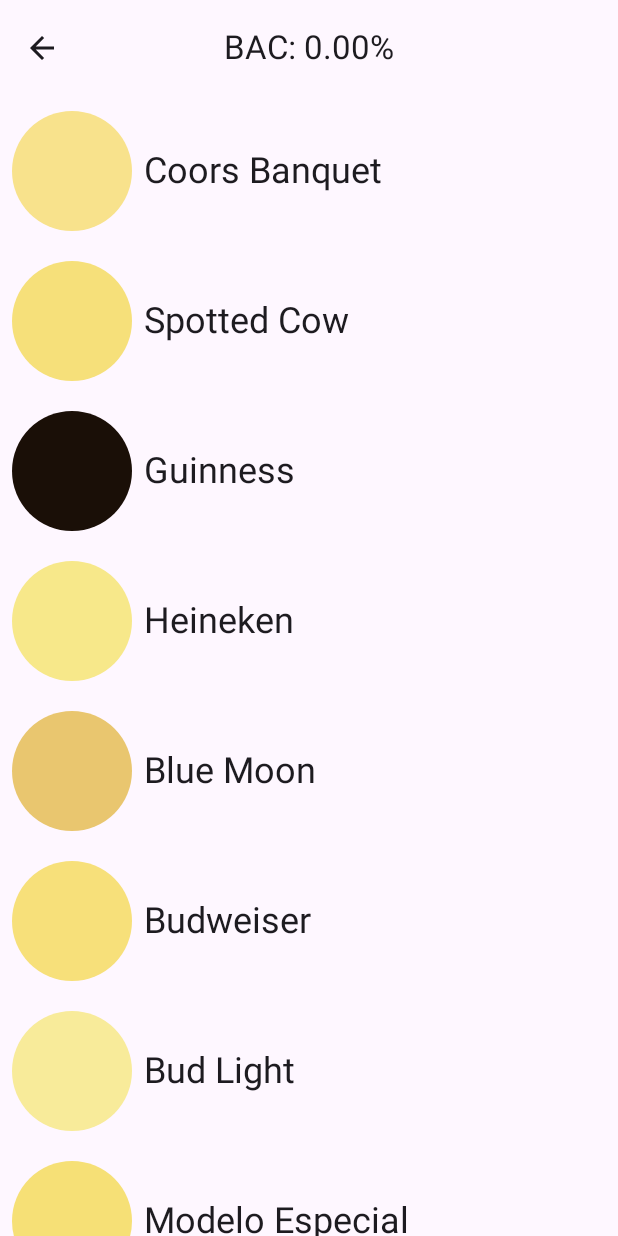
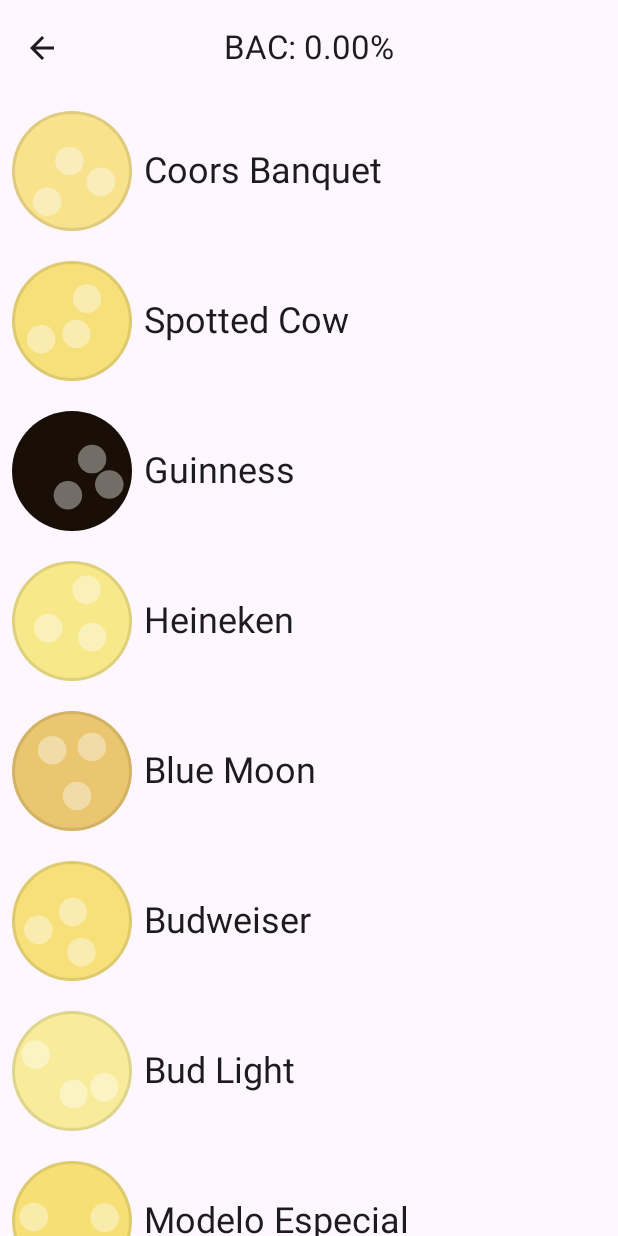
Before and after one commit to WheatonBednarek/Tipsy-Trek, an Android app built with Jetpack Compose: the @Preview function SelectionPreview, on a phone screen of 412 x 824 dp. Run offline under Robolectric (Android 15) with nearby library versions, the phone set to English and light mode, and no system bars.

Commit message:
better drink SelectionScreen.kt

```diff
--- a/app/src/main/java/com/cs407/tipsytrek/ui/SelectionScreen.kt
+++ b/app/src/main/java/com/cs407/tipsytrek/ui/SelectionScreen.kt
@@ -24,7 +24,9 @@ import androidx.compose.material3.Text
 import androidx.compose.runtime.Composable
 import androidx.compose.ui.Alignment
 import androidx.compose.ui.Modifier
+import androidx.compose.ui.geometry.Offset
 import androidx.compose.ui.graphics.Color
+import androidx.compose.ui.graphics.colorspace.ColorSpaces
 import androidx.compose.ui.tooling.preview.Preview
 import androidx.compose.ui.unit.dp
 import androidx.compose.ui.unit.sp
@@ -33,6 +35,8 @@ import androidx.navigation.compose.rememberNavController
 import com.cs407.tipsytrek.Beverage
 import com.cs407.tipsytrek.data.DrinkLocationManager
 import com.cs407.tipsytrek.User
+import kotlin.math.sqrt
+import kotlin.random.Random
 
 
 val SelectionScreenId = "selection"
@@ -82,7 +86,61 @@ fun SelectionRow(beverage: Beverage, navController: NavController) {
     ) {
         Spacer(Modifier.width(8.dp))
         Canvas(Modifier.size(80.dp)) {
-            drawCircle(Color(beverage.color))
+            val color = Color(beverage.color)
+            ColorSpaces.Srgb
+            val darkFactor = .9f
+            drawCircle(Color(
+                (color.red * darkFactor),
+                (color.green * darkFactor),
+                (color.blue * darkFactor)
+            ))
+            val radius = (size.width / 2)*.95f
+            drawCircle(color, radius)
+            val random = Random(beverage.color.hashCode())
+            val bubbleCount = 3
+            val bubbleRadius = radius / 4f
+            val maxDist = radius * 0.75f
+            val maxAttempts = 20
+
+            val offsets = mutableListOf<Offset>()
+
+            repeat(bubbleCount) {
+                var placed = false
+
+                for (attempt in 0 until maxAttempts) {
+                    val angle = random.nextFloat() * (2f * Math.PI).toFloat()
+                    val dist = sqrt(random.nextFloat()) * maxDist
+
+                    val candidate = Offset(
+                        x = kotlin.math.cos(angle) * dist,
+                        y = kotlin.math.sin(angle) * dist
+                    )
+
+                    // Check overlap with existing bubbles
+                    val overlaps = offsets.any { existing ->
+                        candidate.minus(existing).getDistance() < bubbleRadius * 2f
+                    }
+
+                    if (!overlaps) {
+                        offsets += candidate
+                        placed = true
+                        break
+                    }
+                }
+
+                // fallback: if no placement worked, add it near center but still deterministic
+                if (!placed) {
+                    offsets += Offset.Zero
+                }
+            }
+
+            offsets.forEach {
+                drawCircle(
+                    Color(255, 255, 255, 100),
+                    radius / 4,
+                    center.plus(it)
+                )
+            }
         }
         Spacer(Modifier.width(8.dp))
         Text(beverage.name, fontSize = 24.sp)
```
